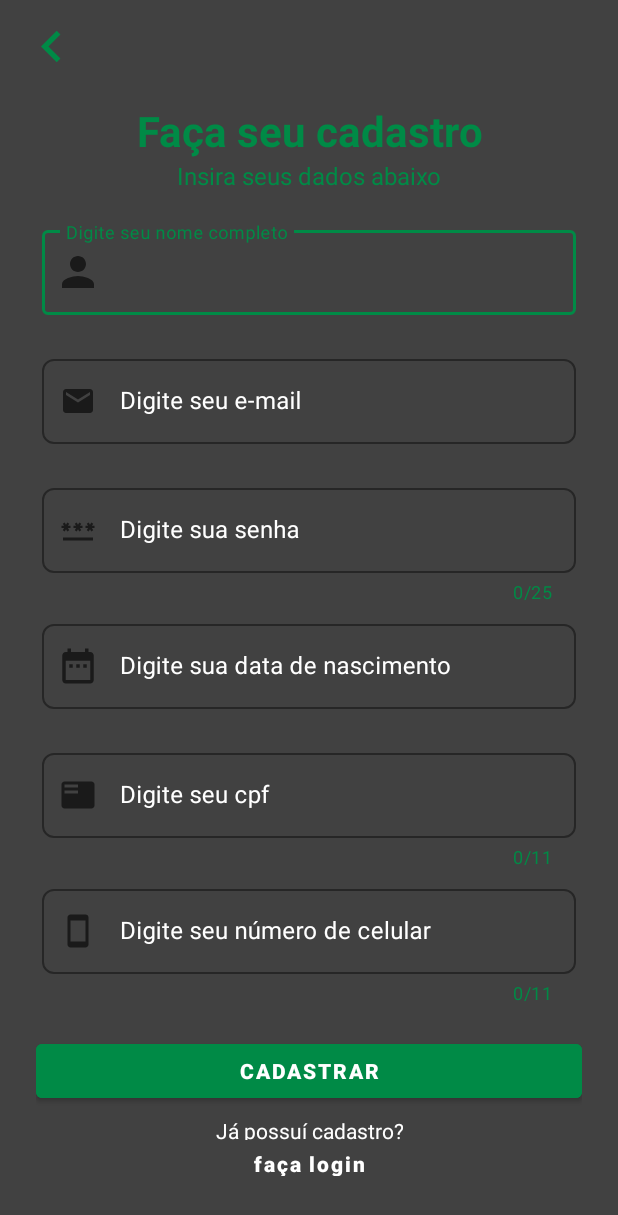
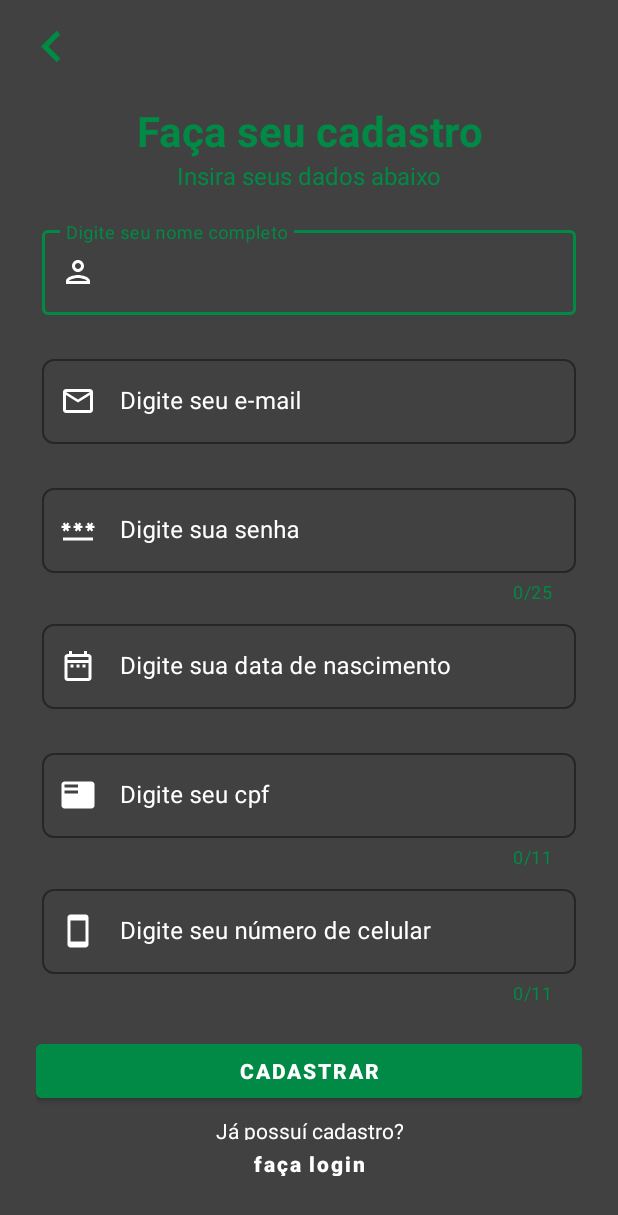
Before and after one commit to PI3Time1/PI-ES-2024-T1, an Android app: the RegisterActivity screen opened directly, with no data from a screen before it, on a phone screen of 412 x 824 dp. Shown: the top 1215 px of the screen. Run offline under Robolectric (Android 15) with nearby library versions, the phone set to English and light mode, and no system bars; 1 statement that could not run was skipped.

Commit message:
up(Login, Register and Recovery Password)

```diff
--- /dev/null
+++ b/app/src/main/res/drawable/ic_date_outlined.xml
@@ -0,0 +1,5 @@
+<vector xmlns:android="http://schemas.android.com/apk/res/android" android:height="24dp" android:tint="#FFFFFF" android:viewportHeight="24" android:viewportWidth="24" android:width="24dp">
+
+    <path android:fillColor="@android:color/white" android:pathData="M7,11h2v2L7,13v-2zM21,6v14c0,1.1 -0.9,2 -2,2L5,22c-1.11,0 -2,-0.9 -2,-2l0.01,-14c0,-1.1 0.88,-2 1.99,-2h1L6,2h2v2h8L16,2h2v2h1c1.1,0 2,0.9 2,2zM5,8h14L19,6L5,6v2zM19,20L19,10L5,10v10h14zM15,13h2v-2h-2v2zM11,13h2v-2h-2v2z"/>
+
+</vector>
--- a/app/src/main/res/drawable/ic_document.xml
+++ b/app/src/main/res/drawable/ic_document_outlined.xml
@@ -1,5 +1,5 @@
 <vector android:autoMirrored="true" android:height="24dp"
-    android:tint="#000000" android:viewportHeight="24"
+    android:tint="#FFFFFF" android:viewportHeight="24"
     android:viewportWidth="24" android:width="24dp" xmlns:android="http://schemas.android.com/apk/res/android">
     <path android:fillColor="@android:color/white" android:pathData="M21,3L3,3c-1.1,0 -2,0.9 -2,2v14c0,1.1 0.9,2 2,2h18c1.1,0 2,-0.9 2,-2L23,5c0,-1.1 -0.9,-2 -2,-2zM12,11L3,11L3,9h9v2zM12,7L3,7L3,5h9v2z"/>
 </vector>
--- /dev/null
+++ b/app/src/main/res/drawable/ic_email_outlined.xml
@@ -0,0 +1,5 @@
+<vector xmlns:android="http://schemas.android.com/apk/res/android" android:height="24dp" android:tint="#FFFFFF" android:viewportHeight="24" android:viewportWidth="24" android:width="24dp">
+
+    <path android:fillColor="@android:color/white" android:pathData="M22,6c0,-1.1 -0.9,-2 -2,-2L4,4c-1.1,0 -2,0.9 -2,2v12c0,1.1 0.9,2 2,2h16c1.1,0 2,-0.9 2,-2L22,6zM20,6l-8,5 -8,-5h16zM20,18L4,18L4,8l8,5 8,-5v10z"/>
+
+</vector>
--- /dev/null
+++ b/app/src/main/res/drawable/ic_lockpassword_outlined.xml
@@ -0,0 +1,5 @@
+<vector xmlns:android="http://schemas.android.com/apk/res/android" android:height="24dp" android:tint="#FFFFFF" android:viewportHeight="24" android:viewportWidth="24" android:width="24dp">
+
+    <path android:fillColor="@android:color/white" android:pathData="M18,8h-1L17,6c0,-2.76 -2.24,-5 -5,-5S7,3.24 7,6v2L6,8c-1.1,0 -2,0.9 -2,2v10c0,1.1 0.9,2 2,2h12c1.1,0 2,-0.9 2,-2L20,10c0,-1.1 -0.9,-2 -2,-2zM9,6c0,-1.66 1.34,-3 3,-3s3,1.34 3,3v2L9,8L9,6zM18,20L6,20L6,10h12v10zM12,17c1.1,0 2,-0.9 2,-2s-0.9,-2 -2,-2 -2,0.9 -2,2 0.9,2 2,2z"/>
+
+</vector>
--- a/app/src/main/res/drawable/ic_password.xml
+++ b/app/src/main/res/drawable/ic_password_outlined.xml
@@ -1,5 +1,5 @@
-<vector android:height="24dp" android:tint="#000000"
-    android:viewportHeight="24" android:viewportWidth="24"
-    android:width="24dp" xmlns:android="http://schemas.android.com/apk/res/android">
+<vector xmlns:android="http://schemas.android.com/apk/res/android" android:height="24dp" android:tint="#FFFFFF" android:viewportHeight="24" android:viewportWidth="24" android:width="24dp">
+
     <path android:fillColor="@android:color/white" android:pathData="M2,17h20v2H2V17zM3.15,12.95L4,11.47l0.85,1.48l1.3,-0.75L5.3,10.72H7v-1.5H5.3l0.85,-1.47L4.85,7L4,8.47L3.15,7l-1.3,0.75L2.7,9.22H1v1.5h1.7L1.85,12.2L3.15,12.95zM9.85,12.2l1.3,0.75L12,11.47l0.85,1.48l1.3,-0.75l-0.85,-1.48H15v-1.5h-1.7l0.85,-1.47L12.85,7L12,8.47L11.15,7l-1.3,0.75l0.85,1.47H9v1.5h1.7L9.85,12.2zM23,9.22h-1.7l0.85,-1.47L20.85,7L20,8.47L19.15,7l-1.3,0.75l0.85,1.47H17v1.5h1.7l-0.85,1.48l1.3,0.75L20,11.47l0.85,1.48l1.3,-0.75l-0.85,-1.48H23V9.22z"/>
+
 </vector>
--- /dev/null
+++ b/app/src/main/res/drawable/ic_person_outlined.xml
@@ -0,0 +1,5 @@
+<vector xmlns:android="http://schemas.android.com/apk/res/android" android:height="24dp" android:tint="#FFFFFF" android:viewportHeight="24" android:viewportWidth="24" android:width="24dp">
+
+    <path android:fillColor="@android:color/white" android:pathData="M12,6c1.1,0 2,0.9 2,2s-0.9,2 -2,2 -2,-0.9 -2,-2 0.9,-2 2,-2m0,10c2.7,0 5.8,1.29 6,2L6,18c0.23,-0.72 3.31,-2 6,-2m0,-12C9.79,4 8,5.79 8,8s1.79,4 4,4 4,-1.79 4,-4 -1.79,-4 -4,-4zM12,14c-2.67,0 -8,1.34 -8,4v2h16v-2c0,-2.66 -5.33,-4 -8,-4z"/>
+
+</vector>
--- a/app/src/main/res/drawable/ic_phone.xml
+++ b/app/src/main/res/drawable/ic_phone_outlined.xml
@@ -1,5 +1,5 @@
-<vector android:height="24dp" android:tint="#000000"
-    android:viewportHeight="24" android:viewportWidth="24"
-    android:width="24dp" xmlns:android="http://schemas.android.com/apk/res/android">
+<vector xmlns:android="http://schemas.android.com/apk/res/android" android:height="24dp" android:tint="#FFFFFF" android:viewportHeight="24" android:viewportWidth="24" android:width="24dp">
+
     <path android:fillColor="@android:color/white" android:pathData="M17,1.01L7,1c-1.1,0 -2,0.9 -2,2v18c0,1.1 0.9,2 2,2h10c1.1,0 2,-0.9 2,-2V3c0,-1.1 -0.9,-1.99 -2,-1.99zM17,19H7V5h10v14z"/>
+
 </vector>
--- a/app/src/main/res/layout/activity_login.xml
+++ b/app/src/main/res/layout/activity_login.xml
@@ -41,7 +41,8 @@
         app:boxCornerRadiusBottomStart="8dp"
         app:boxCornerRadiusTopEnd="8dp"
         app:boxCornerRadiusTopStart="8dp"
-        app:startIconDrawable="@drawable/ic_email"
+        app:startIconDrawable="@drawable/ic_email_outlined"
+        app:startIconTint="@color/white"
         app:boxStrokeColor="@color/green_500"
         app:boxStrokeErrorColor="@color/danger"
         app:cursorErrorColor="@color/danger"
@@ -68,7 +69,8 @@
         app:boxCornerRadiusBottomStart="8dp"
         app:boxCornerRadiusTopEnd="8dp"
         app:boxCornerRadiusTopStart="8dp"
-        app:startIconDrawable="@drawable/ic_lockpassword"
+        app:startIconDrawable="@drawable/ic_lockpassword_outlined"
+        app:startIconTint="@color/white"
         app:passwordToggleEnabled="true"
         app:passwordToggleTint="@color/white"
         app:boxStrokeColor="@color/green_500"
--- a/app/src/main/res/layout/activity_register.xml
+++ b/app/src/main/res/layout/activity_register.xml
@@ -49,7 +49,8 @@
         android:layout_height="wrap_content"
         android:layout_margin="4dp"
         android:paddingBottom="16dp"
-        app:startIconDrawable="@drawable/ic_person"
+        app:startIconDrawable="@drawable/ic_person_outlined"
+        app:startIconTint="@color/white"
         app:endIconMode="clear_text"
         app:endIconTint="@color/white"
         android:hint="@string/nameLabelRegister"
@@ -76,7 +77,8 @@
         app:boxCornerRadiusBottomStart="8dp"
         app:boxCornerRadiusTopEnd="8dp"
         app:boxCornerRadiusTopStart="8dp"
-        app:startIconDrawable="@drawable/ic_email"
+        app:startIconDrawable="@drawable/ic_email_outlined"
+        app:startIconTint="@color/white"
         android:paddingBottom="16dp"
         android:layout_margin="4dp"
         android:hint="@string/emailLabelRegister"
@@ -98,7 +100,8 @@
         android:layout_height="wrap_content"
         app:endIconMode="clear_text"
         app:endIconTint="@color/white"
-        app:startIconDrawable="@drawable/ic_password"
+        app:startIconDrawable="@drawable/ic_password_outlined"
+        app:startIconTint="@color/white"
         app:counterMaxLength="25"
         app:boxCornerRadiusBottomEnd="8dp"
         app:boxCornerRadiusBottomStart="8dp"
@@ -130,7 +133,8 @@
         android:layout_height="wrap_content"
         app:endIconMode="clear_text"
         app:endIconTint="@color/white"
-        app:startIconDrawable="@drawable/ic_date"
+        app:startIconDrawable="@drawable/ic_date_outlined"
+        app:startIconTint="@color/white"
         android:layout_margin="4dp"
         app:boxCornerRadiusBottomEnd="8dp"
         app:boxCornerRadiusBottomStart="8dp"
@@ -156,7 +160,8 @@
         android:layout_height="wrap_content"
         app:endIconMode="clear_text"
         app:endIconTint="@color/white"
-        app:startIconDrawable="@drawable/ic_document"
+        app:startIconDrawable="@drawable/ic_document_outlined"
+        app:startIconTint="@color/white"
         app:boxCornerRadiusBottomEnd="8dp"
         app:boxCornerRadiusBottomStart="8dp"
         app:boxCornerRadiusTopEnd="8dp"
@@ -185,7 +190,8 @@
         android:layout_height="wrap_content"
         app:endIconMode="clear_text"
         app:endIconTint="@color/white"
-        app:startIconDrawable="@drawable/ic_phone"
+        app:startIconDrawable="@drawable/ic_phone_outlined"
+        app:startIconTint="@color/white"
         android:layout_margin="4dp"
         app:boxCornerRadiusBottomEnd="8dp"
         app:boxCornerRadiusBottomStart="8dp"
--- a/app/src/main/res/values/strings.xml
+++ b/app/src/main/res/values/strings.xml
@@ -20,6 +20,9 @@
     <string name="buttonLeftBackSignInDescription">Voltar para login</string>
     <string name="AlreadyHaveALogin">Já possuí cadastro?</string>
     <string name="SignIn">faça login</string>
+    <string name="sendRecoveryPassword">Enviar</string>
+    <string name="titleRecoveryPassword">Recuperar senha</string>
+    <string name="subtitleRecoveryPassword">Insira seu e-mail abaixo</string>
     <string name="title_activity_maps">MapsActivity</string>
     <string name="rating">Avaliação:</string>
     <string name="google_maps_key">AIzaSyCUAuNZp-aWNZ3jugBZFm3r98mkNtn5cz4</string>
--- a/app/src/main/res/values/themes.xml
+++ b/app/src/main/res/values/themes.xml
@@ -14,4 +14,7 @@
         <!-- Customize your theme here. -->
         <item name="android:headerDividersEnabled">false</item>
     </style>
+    <style name="CustomAlertDialogStyle" parent="Theme.AppCompat.Dialog.Alert">
+        <item name="android:windowBackground">@color/background</item>
+    </style>
 </resources>
```
Also changed, not shown: app/src/main/java/br/com/sentinellock/LoginActivity.kt (+57 -22 lines), app/src/main/java/br/com/sentinellock/RecoveryPasswordActivity.kt (added, +177 -0 lines), app/src/main/java/br/com/sentinellock/RegisterActivity.kt (+65 -40 lines), app/src/main/res/layout/activity_recovery_password.xml (added, +93 -0 lines).
